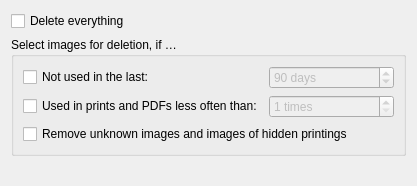
Old version of the form mtg_proxy_printer/resources/ui/cache_cleanup_wizard/filter_setup_page.ui in the repository luziferius/MTGProxyPrinter.
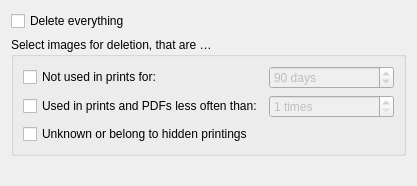
New version of the form. Icons and pictures are not drawn.

Commit message:
Reworded automatic image selection UI texts in the cache cleanup wizard.
FossilOrigin-Name: a14ac04af94b8f98871f4c11f1f669d98a77fdd76c90bc9c5184c3b67e0a4738

Patch:
```diff
--- a/mtg_proxy_printer/resources/ui/cache_cleanup_wizard/filter_setup_page.ui
+++ b/mtg_proxy_printer/resources/ui/cache_cleanup_wizard/filter_setup_page.ui
@@ -33,7 +33,7 @@
       <string>Select images for removal based on any matching criterion.</string>
      </property>
      <property name="title">
-      <string>Select images for deletion, if …</string>
+      <string>Select images for deletion, that are …</string>
      </property>
      <layout class="QGridLayout" name="gridLayout_2">
       <item row="1" column="0">
@@ -46,7 +46,7 @@
       <item row="0" column="0">
        <widget class="QCheckBox" name="time_filter_enabled_checkbox">
         <property name="text">
-         <string>Not used in the last:</string>
+         <string>Not used in prints for:</string>
         </property>
        </widget>
       </item>
@@ -91,7 +91,7 @@
 all these images become hidden and will be removed.</string>
         </property>
         <property name="text">
-         <string>Remove unknown images and images of hidden printings</string>
+         <string>Unknown or belong to hidden printings</string>
         </property>
        </widget>
       </item>
```
